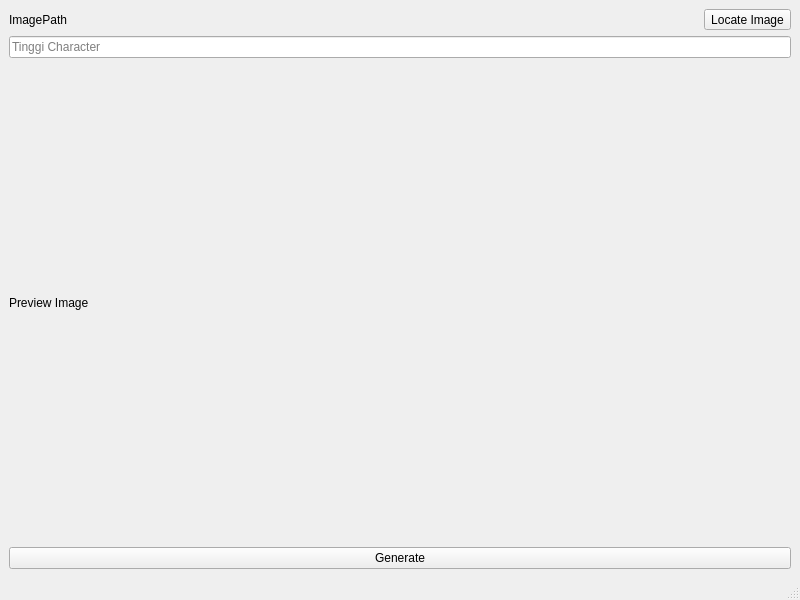
MrYapikZ/BustCalculator, file main.ui: the form before one commit.
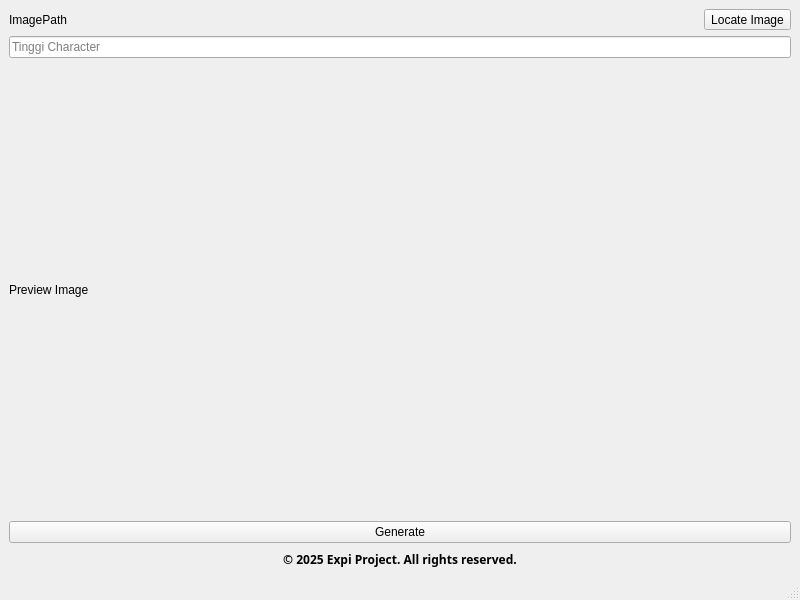
The form after the commit.

What changed in the file:
```diff
--- a/main.ui
+++ b/main.ui
@@ -15,7 +15,7 @@
   </property>
   <widget class="QWidget" name="centralwidget">
    <layout class="QGridLayout" name="gridLayout_2">
-    <item row="0" column="0">
+    <item row="1" column="0">
      <layout class="QGridLayout" name="gridLayout">
       <item row="1" column="0">
        <widget class="QLabel" name="label_imagePath">
@@ -54,6 +54,28 @@
       </item>
      </layout>
     </item>
+    <item row="2" column="0">
+     <widget class="QLabel" name="label">
+      <property name="maximumSize">
+       <size>
+        <width>16777215</width>
+        <height>20</height>
+       </size>
+      </property>
+      <property name="font">
+       <font>
+        <family>Poppins</family>
+        <bold>true</bold>
+       </font>
+      </property>
+      <property name="text">
+       <string>© 2025 Expi Project. All rights reserved.</string>
+      </property>
+      <property name="alignment">
+       <set>Qt::AlignmentFlag::AlignCenter</set>
+      </property>
+     </widget>
+    </item>
    </layout>
   </widget>
   <widget class="QMenuBar" name="menubar">
```
Left out of the diff: 38 changed lines with no effect on the pictures.
